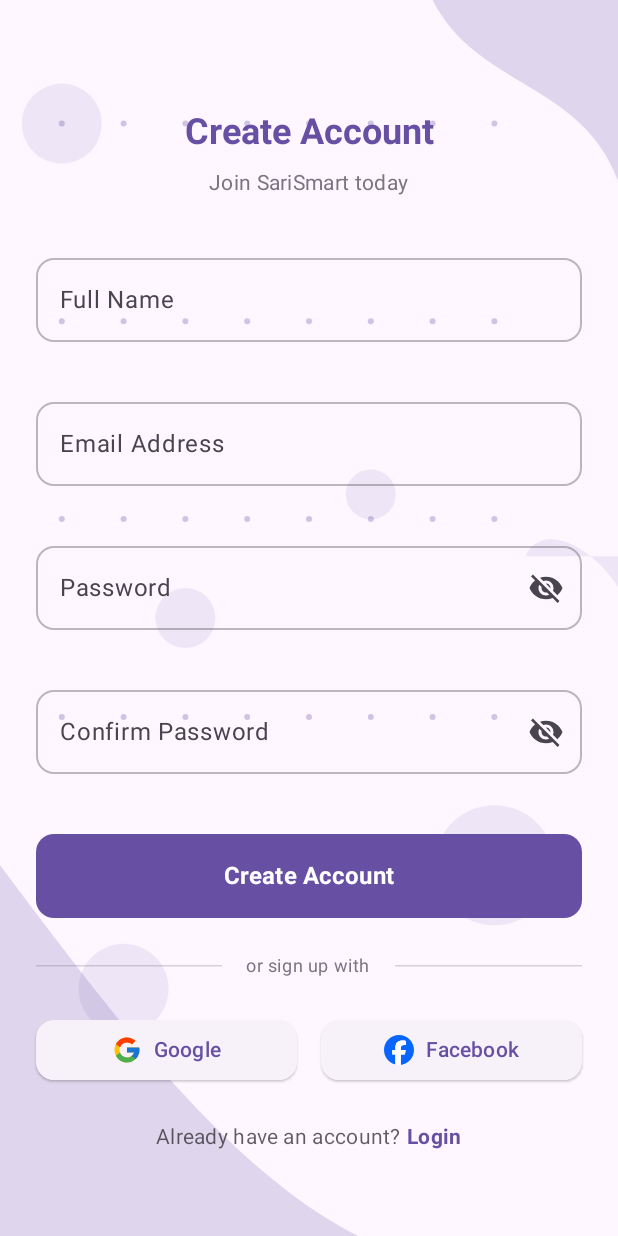
After one commit to nicoryne/IT342-sarismart, an Android app built with Jetpack Compose: the RegisterScreen screen opened through its navigation route, on a phone screen of 412 x 824 dp. The commit adds this screen. Run offline under Robolectric (Android 15) with nearby library versions, the phone set to English and light mode, and no system bars; our stand-ins replace Dagger/Hilt's generated code.

Commit message:
added register screen and viewmodel

```diff
--- /dev/null
+++ b/frontend_mobile/app/src/main/java/edu/cit/sarismart/di/AuthModule.kt
@@ -0,0 +1,18 @@
+package edu.cit.sarismart.di
+
+import dagger.Module
+import dagger.Provides
+import dagger.hilt.InstallIn
+import dagger.hilt.components.SingletonComponent
+import edu.cit.sarismart.domain.repository.AuthRepository
+import edu.cit.sarismart.data.repository.AuthRepositoryImpl
+
+@Module
+@InstallIn(SingletonComponent::class)
+object AuthModule {
+
+    @Provides
+    fun provideAuthRepository(): AuthRepository {
+        return AuthRepositoryImpl()
+    }
+}
--- /dev/null
+++ b/frontend_mobile/app/src/main/java/edu/cit/sarismart/domain/repository/AuthRepository.kt
@@ -0,0 +1,9 @@
+package edu.cit.sarismart.domain.repository
+
+interface AuthRepository {
+    fun login(email: String, password: String): Boolean
+
+    fun register(name: String, email: String, password: String, verifyPassword: String): Boolean
+
+    fun logout(): Boolean
+}
--- a/frontend_mobile/app/src/main/java/edu/cit/sarismart/domain/repository/LoginRepository.kt
+++ /dev/null
@@ -1,5 +0,0 @@
-package edu.cit.sarismart.domain.repository
-
-interface LoginRepository {
-    fun login(email: String, password: String): Boolean
-}
--- a/frontend_mobile/app/src/main/java/edu/cit/sarismart/ui/MainScreen.kt
+++ b/frontend_mobile/app/src/main/java/edu/cit/sarismart/ui/MainScreen.kt
@@ -13,6 +13,7 @@ import androidx.navigation.compose.NavHost
 import androidx.navigation.compose.composable
 import androidx.navigation.compose.rememberNavController
 import edu.cit.sarismart.ui.auth.LoginScreen
+import edu.cit.sarismart.ui.auth.RegisterScreen
 import edu.cit.sarismart.ui.onboarding.OnboardingScreen
 import kotlinx.coroutines.flow.collectLatest
 
@@ -42,8 +43,23 @@ fun MainScreen(viewModel: MainViewModel = hiltViewModel()) {
             )
         }
 
+
         composable("login") {
-            LoginScreen()
+            LoginScreen(
+                onCreateAccountClick = { navController.navigate("register") },
+                onForgotPasswordClick = { /* TODO: Navigate to forgot password */ }
+            )
+        }
+
+        composable("register") {
+            RegisterScreen(
+                onLoginClick = { navController.navigateUp() },
+                onSuccessfulRegistration = {
+                    navController.navigate("login") {
+                        popUpTo("register") { inclusive = true }
+                    }
+                }
+            )
         }
     }
 }
--- a/frontend_mobile/app/src/main/java/edu/cit/sarismart/ui/auth/LoginViewModel.kt
+++ b/frontend_mobile/app/src/main/java/edu/cit/sarismart/ui/auth/LoginViewModel.kt
@@ -3,7 +3,7 @@ package edu.cit.sarismart.ui.auth
 import androidx.lifecycle.ViewModel
 import androidx.lifecycle.viewModelScope
 import dagger.hilt.android.lifecycle.HiltViewModel
-import edu.cit.sarismart.domain.repository.LoginRepository
+import edu.cit.sarismart.domain.repository.AuthRepository
 import kotlinx.coroutines.delay
 import kotlinx.coroutines.flow.MutableStateFlow
 import kotlinx.coroutines.flow.StateFlow
@@ -12,7 +12,7 @@ import javax.inject.Inject
 
 @HiltViewModel
 class LoginViewModel @Inject constructor(
-    private val loginRepository: LoginRepository
+    private val authRepository: AuthRepository
 ) : ViewModel() {
 
     private val _email = MutableStateFlow("")
@@ -44,7 +44,7 @@ class LoginViewModel @Inject constructor(
             _isLoading.value = true
             delay(1000)
 
-            val success = loginRepository.login(_email.value, _password.value)
+            val success = authRepository.login(_email.value, _password.value)
             _isLoading.value = false
 
             // TODO: after success navigation
--- /dev/null
+++ b/frontend_mobile/app/src/main/java/edu/cit/sarismart/ui/auth/RegisterScreen.kt
@@ -0,0 +1,337 @@
+package edu.cit.sarismart.ui.auth
+
+import androidx.compose.foundation.BorderStroke
+import androidx.compose.foundation.clickable
+import androidx.compose.foundation.layout.*
+import androidx.compose.foundation.rememberScrollState
+import androidx.compose.foundation.shape.RoundedCornerShape
+import androidx.compose.foundation.text.KeyboardOptions
+import androidx.compose.foundation.verticalScroll
+import androidx.compose.material.icons.Icons
+import androidx.compose.material.icons.filled.Visibility
+import androidx.compose.material.icons.filled.VisibilityOff
+import androidx.compose.material3.*
+import androidx.compose.runtime.Composable
+import androidx.compose.runtime.collectAsState
+import androidx.compose.runtime.getValue
+import androidx.compose.ui.Alignment
+import androidx.compose.ui.Modifier
+import androidx.compose.ui.graphics.Color
+import androidx.compose.ui.res.painterResource
+import androidx.compose.ui.text.font.FontWeight
+import androidx.compose.ui.text.input.ImeAction
+import androidx.compose.ui.text.input.KeyboardType
+import androidx.compose.ui.text.input.PasswordVisualTransformation
+import androidx.compose.ui.text.input.VisualTransformation
+import androidx.compose.ui.unit.dp
+import androidx.compose.ui.unit.sp
+import androidx.hilt.navigation.compose.hiltViewModel
+import edu.cit.sarismart.R
+
+@Composable
+fun RegisterScreen(
+    viewModel: RegisterViewModel = hiltViewModel(),
+    onLoginClick: () -> Unit = {},
+    onSuccessfulRegistration: () -> Unit = {}
+) {
+    val name by viewModel.name.collectAsState()
+    val email by viewModel.email.collectAsState()
+    val password by viewModel.password.collectAsState()
+    val verifyPassword by viewModel.verifyPassword.collectAsState()
+    val isPasswordVisible by viewModel.isPasswordVisible.collectAsState()
+    val isVerifyPasswordVisible by viewModel.isVerifyPasswordVisible.collectAsState()
+    val isLoading by viewModel.isLoading.collectAsState()
+
+    // Error states
+    val nameError by viewModel.nameError.collectAsState()
+    val emailError by viewModel.emailError.collectAsState()
+    val passwordError by viewModel.passwordError.collectAsState()
+    val verifyPasswordError by viewModel.verifyPasswordError.collectAsState()
+
+    val scrollState = rememberScrollState()
+
+    Box(
+        modifier = Modifier.fillMaxSize()
+    ) {
+        // Background Pattern
+        BackgroundPattern(
+            primaryColor = MaterialTheme.colorScheme.primary.copy(alpha = 0.2f),
+            secondaryColor = MaterialTheme.colorScheme.primary.copy(alpha = 0.1f)
+        )
+
+        // Actual Screen
+        Column(
+            modifier = Modifier
+                .fillMaxSize()
+                .padding(24.dp)
+                .verticalScroll(scrollState),
+            horizontalAlignment = Alignment.CenterHorizontally
+        ) {
+            Spacer(modifier = Modifier.height(48.dp))
+
+            // Register Title
+            Text(
+                text = "Create Account",
+                style = MaterialTheme.typography.headlineSmall,
+                fontWeight = FontWeight.Bold,
+                color = MaterialTheme.colorScheme.primary
+            )
+
+            Spacer(modifier = Modifier.height(8.dp))
+
+            Text(
+                text = "Join SariSmart today",
+                style = MaterialTheme.typography.bodyMedium,
+                color = MaterialTheme.colorScheme.outline
+            )
+
+            Spacer(modifier = Modifier.height(32.dp))
+
+            // Name Field
+            OutlinedTextField(
+                value = name,
+                onValueChange = { viewModel.onNameChanged(it) },
+                label = { Text("Full Name") },
+                modifier = Modifier.fillMaxWidth(),
+                shape = RoundedCornerShape(12.dp),
+                colors = OutlinedTextFieldDefaults.colors(
+                    focusedBorderColor = MaterialTheme.colorScheme.primary,
+                    unfocusedBorderColor = MaterialTheme.colorScheme.outline.copy(alpha = 0.5f)
+                ),
+                keyboardOptions = KeyboardOptions(
+                    keyboardType = KeyboardType.Text,
+                    imeAction = ImeAction.Next
+                ),
+                singleLine = true,
+                isError = nameError != null,
+                supportingText = {
+                    nameError?.let {
+                        Text(
+                            text = it,
+                            color = MaterialTheme.colorScheme.error
+                        )
+                    }
+                }
+            )
+
+            Spacer(modifier = Modifier.height(16.dp))
+
+            // Email Field
+            OutlinedTextField(
+                value = email,
+                onValueChange = { viewModel.onEmailChanged(it) },
+                label = { Text("Email Address") },
+                modifier = Modifier.fillMaxWidth(),
+                shape = RoundedCornerShape(12.dp),
+                colors = OutlinedTextFieldDefaults.colors(
+                    focusedBorderColor = MaterialTheme.colorScheme.primary,
+                    unfocusedBorderColor = MaterialTheme.colorScheme.outline.copy(alpha = 0.5f)
+                ),
+                keyboardOptions = KeyboardOptions(
+                    keyboardType = KeyboardType.Email,
+                    imeAction = ImeAction.Next
+                ),
+                singleLine = true,
+                isError = emailError != null,
+                supportingText = {
+                    emailError?.let {
+                        Text(
+                            text = it,
+                            color = MaterialTheme.colorScheme.error
+                        )
+                    }
+                }
+            )
+
+            Spacer(modifier = Modifier.height(16.dp))
+
+            // Password Field
+            OutlinedTextField(
+                value = password,
+                onValueChange = { viewModel.onPasswordChanged(it) },
+                label = { Text("Password") },
+                modifier = Modifier.fillMaxWidth(),
+                shape = RoundedCornerShape(12.dp),
+                visualTransformation = if (isPasswordVisible) VisualTransformation.None else PasswordVisualTransformation(),
+                keyboardOptions = KeyboardOptions(
+                    keyboardType = KeyboardType.Password,
+                    imeAction = ImeAction.Next
+                ),
+                colors = OutlinedTextFieldDefaults.colors(
+                    focusedBorderColor = MaterialTheme.colorScheme.primary,
+                    unfocusedBorderColor = MaterialTheme.colorScheme.outline.copy(alpha = 0.5f)
+                ),
+                trailingIcon = {
+                    val icon = if (isPasswordVisible) Icons.Default.Visibility else Icons.Default.VisibilityOff
+                    IconButton(onClick = { viewModel.togglePasswordVisibility() }) {
+                        Icon(icon, contentDescription = "Toggle password visibility")
+                    }
+                },
+                singleLine = true,
+                isError = passwordError != null,
+                supportingText = {
+                    passwordError?.let {
+                        Text(
+                            text = it,
+                            color = MaterialTheme.colorScheme.error
+                        )
+                    }
+                }
+            )
+
+            Spacer(modifier = Modifier.height(16.dp))
+
+            // Verify Password Field
+            OutlinedTextField(
+                value = verifyPassword,
+                onValueChange = { viewModel.onVerifyPasswordChanged(it) },
+                label = { Text("Confirm Password") },
+                modifier = Modifier.fillMaxWidth(),
+                shape = RoundedCornerShape(12.dp),
+                visualTransformation = if (isVerifyPasswordVisible) VisualTransformation.None else PasswordVisualTransformation(),
+                keyboardOptions = KeyboardOptions(
+                    keyboardType = KeyboardType.Password,
+                    imeAction = ImeAction.Done
+                ),
+                colors = OutlinedTextFieldDefaults.colors(
+                    focusedBorderColor = MaterialTheme.colorScheme.primary,
+                    unfocusedBorderColor = MaterialTheme.colorScheme.outline.copy(alpha = 0.5f)
+                ),
+                trailingIcon = {
+                    val icon = if (isVerifyPasswordVisible) Icons.Default.Visibility else Icons.Default.VisibilityOff
+                    IconButton(onClick = { viewModel.toggleVerifyPasswordVisibility() }) {
+                        Icon(icon, contentDescription = "Toggle password visibility")
+                    }
+                },
+                singleLine = true,
+                isError = verifyPasswordError != null,
+                supportingText = {
+                    verifyPasswordError?.let {
+                        Text(
+                            text = it,
+                            color = MaterialTheme.colorScheme.error
+                        )
+                    }
+                }
+            )
+
+            Spacer(modifier = Modifier.height(24.dp))
+
+            // Register Button
+            Button(
+                onClick = { viewModel.onRegisterClicked() },
+                enabled = !isLoading,
+                modifier = Modifier
+                    .fillMaxWidth()
+                    .height(56.dp),
+                shape = RoundedCornerShape(12.dp),
+                colors = ButtonDefaults.buttonColors(
+                    containerColor = MaterialTheme.colorScheme.primary
+                )
+            ) {
+                if (isLoading) {
+                    CircularProgressIndicator(
+                        color = MaterialTheme.colorScheme.onPrimary,
+                        modifier = Modifier.size(24.dp),
+                        strokeWidth = 2.dp
+                    )
+                } else {
+                    Text(
+                        "Create Account",
+                        fontSize = 16.sp,
+                        fontWeight = FontWeight.Bold
+                    )
+                }
+            }
+
+            Spacer(modifier = Modifier.height(24.dp))
+
+            // Or continue with
+            Row(
+                modifier = Modifier.fillMaxWidth(),
+                verticalAlignment = Alignment.CenterVertically
+            ) {
+                HorizontalDivider(
+                    modifier = Modifier.weight(1f),
+                    thickness = DividerDefaults.Thickness,
+                    color = MaterialTheme.colorScheme.outline.copy(alpha = 0.3f)
+                )
+                Text(
+                    text = "or sign up with",
+                    modifier = Modifier.padding(horizontal = 16.dp),
+                    style = MaterialTheme.typography.bodySmall,
+                    color = MaterialTheme.colorScheme.outline
+                )
+                HorizontalDivider(
+                    modifier = Modifier.weight(1f),
+                    thickness = DividerDefaults.Thickness,
+                    color = MaterialTheme.colorScheme.outline.copy(alpha = 0.3f)
+                )
+            }
+
+            Spacer(modifier = Modifier.height(24.dp))
+
+            // Social Login Buttons
+            Row(
+                modifier = Modifier.fillMaxWidth(),
+                horizontalArrangement = Arrangement.spacedBy(16.dp)
+            ) {
+                // Google Sign In
+                ElevatedButton(
+                    onClick = { viewModel.onRegisterWithGoogleClicked() },
+                    modifier = Modifier.weight(1f),
+                    shape = RoundedCornerShape(12.dp),
+                ) {
+                    Icon(
+                        painter = painterResource(id = R.drawable.ic_google),
+                        contentDescription = "Google",
+                        modifier = Modifier.size(20.dp),
+                        tint = Color.Unspecified
+                    )
+                    Spacer(modifier = Modifier.width(8.dp))
+                    Text("Google")
+                }
+
+                // Facebook Sign In
+                ElevatedButton(
+                    onClick = { viewModel.onRegisterWithFacebookClicked() },
+                    modifier = Modifier.weight(1f),
+                    shape = RoundedCornerShape(12.dp),
+                ) {
+                    Icon(
+                        painter = painterResource(id = R.drawable.ic_facebook),
+                        contentDescription = "Facebook",
+                        modifier = Modifier.size(20.dp),
+                        tint = Color.Unspecified
+                    )
+                    Spacer(modifier = Modifier.width(8.dp))
+                    Text("Facebook")
+                }
+            }
+
+            Spacer(modifier = Modifier.height(24.dp))
+
+            // Already have an account
+            Row(
+                modifier = Modifier
+                    .fillMaxWidth()
+                    .padding(bottom = 16.dp),
+                horizontalArrangement = Arrangement.Center,
+                verticalAlignment = Alignment.CenterVertically
+            ) {
+                Text(
+                    text = "Already have an account? ",
+                    style = MaterialTheme.typography.bodyMedium,
+                    color = MaterialTheme.colorScheme.onSurface.copy(alpha = 0.7f)
+                )
+                Text(
+                    text = "Login",
+                    modifier = Modifier.clickable(onClick = onLoginClick),
+                    style = MaterialTheme.typography.bodyMedium,
+                    fontWeight = FontWeight.Bold,
+                    color = MaterialTheme.colorScheme.primary
+                )
+            }
+        }
+    }
+}
--- /dev/null
+++ b/frontend_mobile/app/src/main/java/edu/cit/sarismart/ui/auth/RegisterViewModel.kt
@@ -0,0 +1,167 @@
+package edu.cit.sarismart.ui.auth
+
+import androidx.lifecycle.ViewModel
+import androidx.lifecycle.viewModelScope
+import dagger.hilt.android.lifecycle.HiltViewModel
+import edu.cit.sarismart.domain.repository.AuthRepository
+import kotlinx.coroutines.delay
+import kotlinx.coroutines.flow.MutableStateFlow
+import kotlinx.coroutines.flow.StateFlow
+import kotlinx.coroutines.launch
+import javax.inject.Inject
+
+@HiltViewModel
+class RegisterViewModel @Inject constructor(
+    private val authRepository: AuthRepository
+) : ViewModel() {
+
+    private val _name = MutableStateFlow("")
+    val name: StateFlow<String> = _name
+
+    private val _email = MutableStateFlow("")
+    val email: StateFlow<String> = _email
+
+    private val _password = MutableStateFlow("")
+    val password: StateFlow<String> = _password
+
+    private val _verifyPassword = MutableStateFlow("")
+    val verifyPassword: StateFlow<String> = _verifyPassword
+
+    private val _isPasswordVisible = MutableStateFlow(false)
+    val isPasswordVisible: StateFlow<Boolean> = _isPasswordVisible
+
+    private val _isVerifyPasswordVisible = MutableStateFlow(false)
+    val isVerifyPasswordVisible: StateFlow<Boolean> = _isVerifyPasswordVisible
+
+    private val _isLoading = MutableStateFlow(false)
+    val isLoading: StateFlow<Boolean> = _isLoading
+
+    // Validation states
+    private val _nameError = MutableStateFlow<String?>(null)
+    val nameError: StateFlow<String?> = _nameError
+
+    private val _emailError = MutableStateFlow<String?>(null)
+    val emailError: StateFlow<String?> = _emailError
+
+    private val _passwordError = MutableStateFlow<String?>(null)
+    val passwordError: StateFlow<String?> = _passwordError
+
+    private val _verifyPasswordError = MutableStateFlow<String?>(null)
+    val verifyPasswordError: StateFlow<String?> = _verifyPasswordError
+
+    fun onNameChanged(value: String) {
+        _name.value = value
+        validateName()
+    }
+
+    fun onEmailChanged(value: String) {
+        _email.value = value
+        validateEmail()
+    }
+
+    fun onPasswordChanged(value: String) {
+        _password.value = value
+        validatePassword()
+        validateVerifyPassword() // Also validate verify password when password changes
+    }
+
+    fun onVerifyPasswordChanged(value: String) {
+        _verifyPassword.value = value
+        validateVerifyPassword()
+    }
+
+    fun togglePasswordVisibility() {
+        _isPasswordVisible.value = !_isPasswordVisible.value
+    }
+
+    fun toggleVerifyPasswordVisibility() {
+        _isVerifyPasswordVisible.value = !_isVerifyPasswordVisible.value
+    }
+
+    private fun validateName() {
+        _nameError.value = when {
+            _name.value.isBlank() -> "Name is required"
+            _name.value.length < 2 -> "Name must be at least 2 characters"
+            else -> null
+        }
+    }
+
+    private fun validateEmail() {
+        _emailError.value = when {
+            _email.value.isBlank() -> "Email is required"
+            !android.util.Patterns.EMAIL_ADDRESS.matcher(_email.value).matches() -> "Invalid email format"
+            else -> null
+        }
+    }
+
+    private fun validatePassword() {
+        _passwordError.value = when {
+            _password.value.isBlank() -> "Password is required"
+            _password.value.length < 6 -> "Password must be at least 6 characters"
+            else -> null
+        }
+    }
+
+    private fun validateVerifyPassword() {
+        _verifyPasswordError.value = when {
+            _verifyPassword.value.isBlank() -> "Please confirm your password"
+            _verifyPassword.value != _password.value -> "Passwords do not match"
+            else -> null
+        }
+    }
+
+    private fun validateAll(): Boolean {
+        validateName()
+        validateEmail()
+        validatePassword()
+        validateVerifyPassword()
+
+        return _nameError.value == null &&
+                _emailError.value == null &&
+                _passwordError.value == null &&
+                _verifyPasswordError.value == null
+    }
+
+    fun onRegisterClicked() {
+        if (!validateAll()) {
+            return
+        }
+
+        viewModelScope.launch {
+            _isLoading.value = true
+            delay(1000) // Simulate network delay
+
+            val success = authRepository.register(
+                _name.value,
+                _email.value,
+                _password.value,
+                _verifyPassword.value
+            )
+            _isLoading.value = false
+
+            // TODO: Handle registration success/failure and navigation
+        }
+    }
+
+    fun onRegisterWithGoogleClicked() {
+        viewModelScope.launch {
+            _isLoading.value = true
+            delay(1000) // Simulate network delay
+
+            // TODO: Implement Google registration
+
+            _isLoading.value = false
+        }
+    }
+
+    fun onRegisterWithFacebookClicked() {
+        viewModelScope.launch {
+            _isLoading.value = true
+            delay(1000) // Simulate network delay
+
+            // TODO: Implement Facebook registration
+
+            _isLoading.value = false
+        }
+    }
+}
```
Also changed, not shown: frontend_mobile/app/src/main/java/edu/cit/sarismart/data/repository/AuthRepositoryImpl.kt (added, +23 -0 lines), frontend_mobile/app/src/main/java/edu/cit/sarismart/data/repository/LoginRepositoryImpl.kt (deleted, +0 -10 lines), frontend_mobile/app/src/main/java/edu/cit/sarismart/di/LoginModule.kt (deleted, +0 -18 lines).
